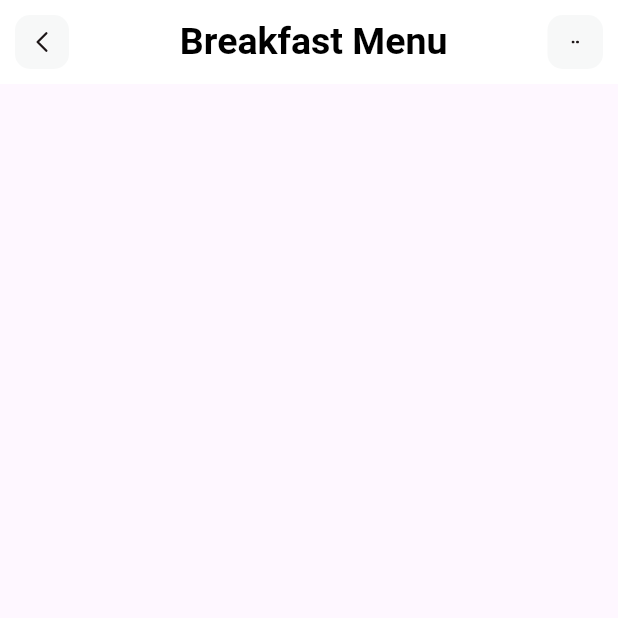
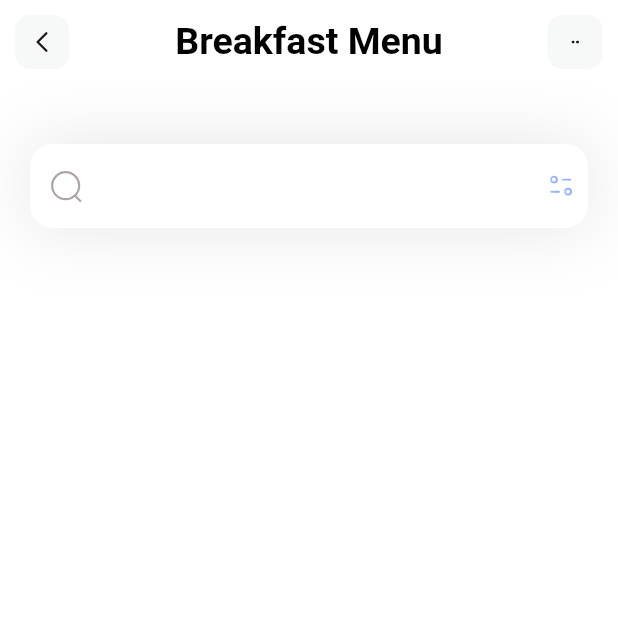
Before and after one commit to Mukunzijames/flutter-breakFast-Menu, a Flutter app: the screen it shows after launch, on a phone screen of 412 x 824 dp, the top half of it. Run offline on Flutter 3.47's test engine with Material 3 defaults, Android fonts, the phone set to English and light mode, and no system bars; our stand-ins replace flutter_svg; project files that could hold a hidden picture were left out.

Commit message:
searchBar

```diff
--- a/lib/pages/home.dart
+++ b/lib/pages/home.dart
@@ -8,51 +8,130 @@ class HomePage extends StatelessWidget {
   @override
   Widget build(BuildContext context) {
     return Scaffold(
-      appBar: AppBar(
-        title: Text(' Breakfast Menu',
-        style: TextStyle (
+      appBar: CustomAppBar(),
+      backgroundColor: Colors.white,
+      body: HomePageBody(),
+    );
+  }
+}
+
+class HomePageBody extends StatelessWidget {
+  @override
+  Widget build(BuildContext context) {
+    return Column(
+      children: [
+        Container(
+          margin: EdgeInsets.only(top: 40, left: 20, right: 20),
+          decoration: BoxDecoration(
+            boxShadow: [
+              BoxShadow(
+                color: Color(0xff1D1617).withOpacity(0.11),
+                blurRadius: 40,
+                spreadRadius: 0.0,
+              ),
+            ],
+          ),
+          child: TextField(
+            decoration: InputDecoration(
+              filled: true,
+              fillColor: Colors.white,
+              hintText: 'Search Pancakes',
+              prefixIcon: Padding(
+                padding: EdgeInsets.all(12),
+                child: SvgPicture.asset('assets/icons/Search.svg'),
+              ),
+              suffixIcon: Row(
+                mainAxisAlignment: MainAxisAlignment.end,
+                children: [
+                  VerticalDivider(
+                    color: Color(0xffDDDADA),
+                    indent: 10,
+                    endIndent: 10,
+                    thickness: 0.1,
+                  ),
+                  Padding(
+                    padding: EdgeInsets.all(8.0),
+                    child: SvgPicture.asset('assets/icons/Filter.svg'),
+                  ),
+                ],
+              ),
+              border: OutlineInputBorder(
+                borderRadius: BorderRadius.circular(15),
+                borderSide: BorderSide.none,
+              ),
+            )
+          )
+        )
+      ],
+    );
+  }
+}
+
+class CustomAppBar extends StatelessWidget implements PreferredSizeWidget {
+  @override
+  Widget build(BuildContext context) {
+    return AppBar(
+      title: Text(
+        'Breakfast Menu',
+        style: TextStyle(
           color: Colors.black,
           fontSize: 25,
           fontWeight: FontWeight.bold,
-          ),),
+        ),
+      ),
       backgroundColor: Colors.white,
       elevation: 0.0,
       centerTitle: true,
-        leading: GestureDetector(
-          child: Container(
-          margin: EdgeInsets.all(10),
-          alignment: Alignment.center,
-          child: SvgPicture.asset('assets/icons/Arrow - Left 2.svg',
-          width: 20,
-          height: 20,
-          ),
-          decoration: BoxDecoration(
-            color: Color(0xffF7F8F8),
-            borderRadius: BorderRadius.circular(10),
-          )
-          ),
+      leading: CustomIconButton(
+        iconPath: 'assets/icons/Arrow - Left 2.svg',
+        onTap: () {
+        },
       ),
       actions: [
-          GestureDetector(
+        CustomIconButton(
+          iconPath: 'assets/icons/dots.svg',
+          iconSize: 5,
           onTap: () {
+          },
+        ),
+      ],
+    );
+  }
 
-            },
+  @override
+  Size get preferredSize => Size.fromHeight(kToolbarHeight);
+}
+
+class CustomIconButton extends StatelessWidget {
+  final String iconPath;
+  final VoidCallback onTap;
+  final double iconSize;
+
+  const CustomIconButton({
+    Key? key,
+    required this.iconPath,
+    required this.onTap,
+    this.iconSize = 20,
+  }) : super(key: key);
+
+  @override
+  Widget build(BuildContext context) {
+    return GestureDetector(
+      onTap: onTap,
       child: Container(
         margin: EdgeInsets.all(10),
         alignment: Alignment.center,
         width: 37,
-            child: SvgPicture.asset('assets/icons/dots.svg',
-            width: 5,
-            height: 5,
+        child: SvgPicture.asset(
+          iconPath,
+          width: iconSize,
+          height: iconSize,
         ),
         decoration: BoxDecoration(
           color: Color(0xffF7F8F8),
           borderRadius: BorderRadius.circular(10),
         ),
       ),
-          )
-        ]
-      )
     );
   }
 }
```
Lines whose indentation alone changed are shown as unchanged.
